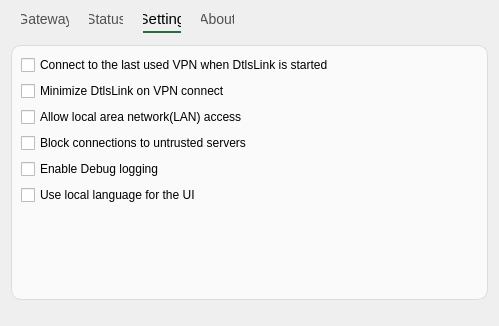
Old version of the form anylink.ui in the repository tlslink/anylink-client.
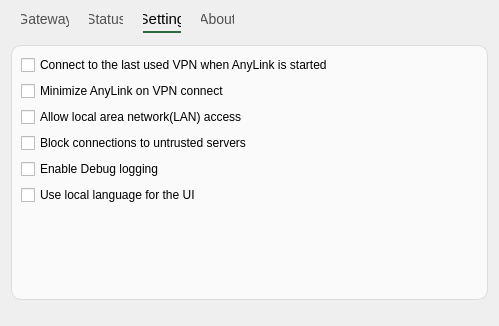
New version of the form. The open tabs and pages were chosen to show the change. Custom widgets are drawn as their Qt base class.

```diff
--- a/anylink.ui
+++ b/anylink.ui
@@ -561,14 +561,14 @@
          <item>
           <widget class="QCheckBox" name="checkBoxAutoLogin">
            <property name="text">
-            <string>Connect to the last used VPN when DtlsLink is started</string>
+            <string>Connect to the last used VPN when AnyLink is started</string>
            </property>
           </widget>
          </item>
          <item>
           <widget class="QCheckBox" name="checkBoxMinimize">
            <property name="text">
-            <string>Minimize DtlsLink on VPN connect</string>
+            <string>Minimize AnyLink on VPN connect</string>
            </property>
           </widget>
          </item>
```
